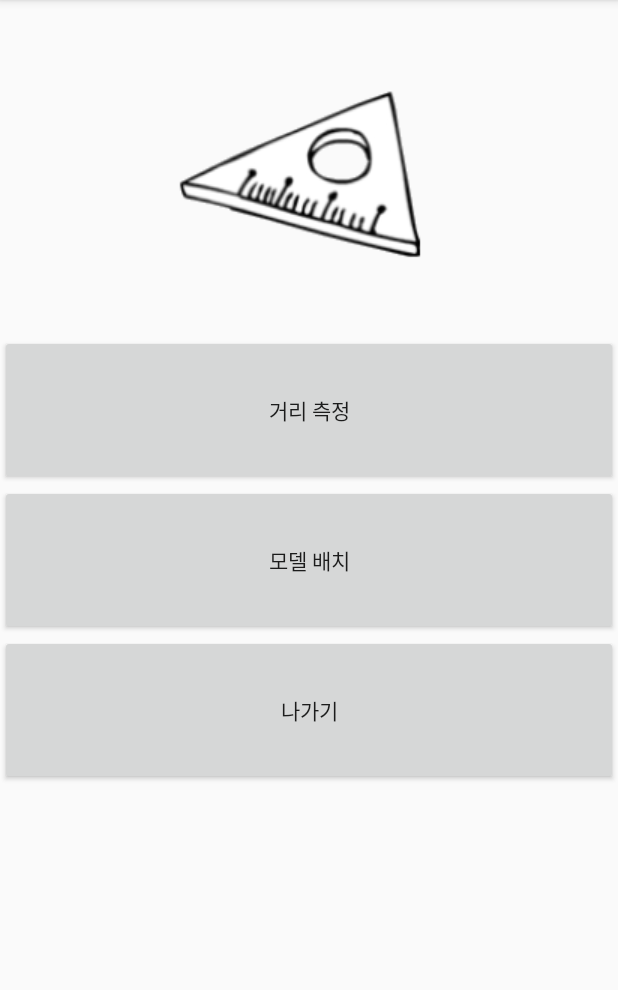
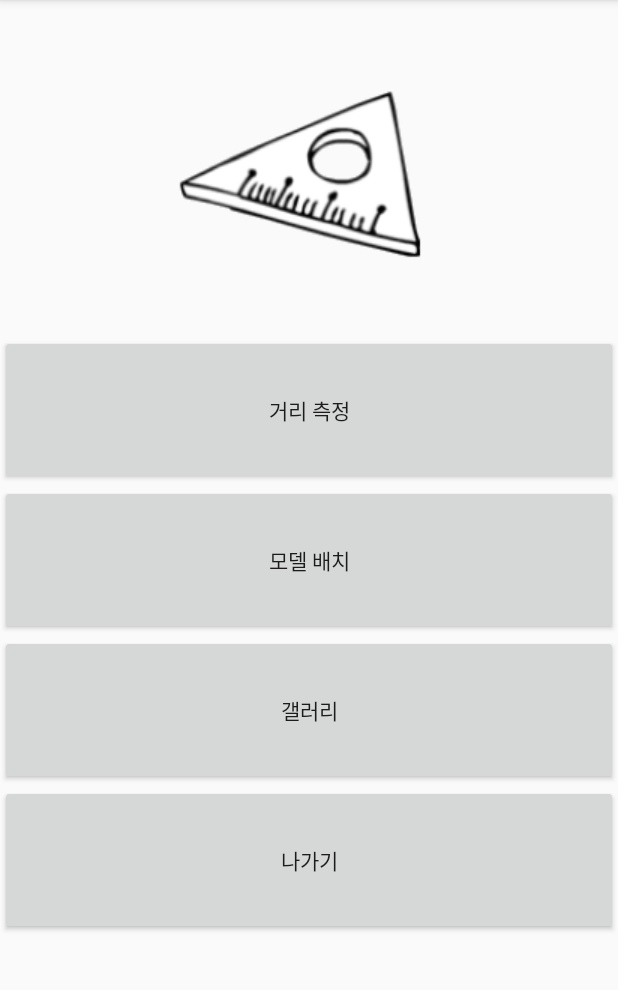
Before and after one commit to md2eoseo/Ruler, an Android app: the screen it shows after launch (MainActivity), on a phone screen of 412 x 824 dp, the part 84-1074 px from its top. Run offline under Robolectric (Android 15) with nearby library versions, the light colour scheme and no system bars.

Commit message:
갤러리 구현중

```diff
--- a/app/build.gradle
+++ b/app/build.gradle
@@ -21,11 +21,13 @@ android {
 dependencies {
     implementation 'com.google.ar:core:1.0.0'
     implementation 'de.javagl:obj:0.3.0'
-    implementation 'com.github.tarek360:instacapture:2.0.1'
+    implementation 'com.github.bumptech.glide:glide:4.9.0'
     implementation fileTree(dir: 'libs', include: ['*.jar'])
     implementation 'com.android.support:appcompat-v7:28.0.0'
     implementation 'com.android.support.constraint:constraint-layout:1.1.3'
+    implementation 'com.android.support:recyclerview-v7:28.0.0'
     testImplementation 'junit:junit:4.12'
     androidTestImplementation 'com.android.support.test:runner:1.0.2'
     androidTestImplementation 'com.android.support.test.espresso:espresso-core:3.0.2'
+    annotationProcessor 'com.github.bumptech.glide:compiler:4.9.0'
 }
--- a/app/src/main/AndroidManifest.xml
+++ b/app/src/main/AndroidManifest.xml
@@ -3,6 +3,7 @@
     package="com.arcore.ruler">
 
     <uses-permission android:name="android.permission.CAMERA"/>
+    <uses-permission android:name="android.permission.READ_EXTERNAL_STORAGE" />
     <uses-permission android:name="android.permission.WRITE_EXTERNAL_STORAGE" />
     <uses-feature android:name="android.hardware.camera.ar" android:required="true"/>
 
@@ -27,6 +28,10 @@
         <activity android:name=".LocateActivity"
             android:label="@string/activity_locate_label">
         </activity>
+
+        <activity android:name=".GalleryActivity"
+            android:label="@string/activity_gallery_label">
+        </activity>
         <meta-data android:name="com.google.ar.core" android:value="required"/>
     </application>
 
--- a/app/src/main/java/com/arcore/ruler/MainActivity.java
+++ b/app/src/main/java/com/arcore/ruler/MainActivity.java
@@ -8,8 +8,10 @@ import android.widget.Button;
 
 public class MainActivity extends AppCompatActivity {
 
+    public static final int IMAGE_GALLERY_REQUEST = 20;
     Button btn_measure;
     Button btn_locate;
+    Button btn_gallery;
     Button btn_exit;
 
 
@@ -20,6 +22,7 @@ public class MainActivity extends AppCompatActivity {
 
         btn_measure = (Button)findViewById(R.id.btn_measure);
         btn_locate = (Button)findViewById(R.id.btn_locate);
+        btn_gallery = (Button)findViewById(R.id.btn_gallery);
         btn_exit = (Button)findViewById(R.id.btn_exit);
 
         btn_measure.setOnClickListener(new View.OnClickListener() {
@@ -37,6 +40,13 @@ public class MainActivity extends AppCompatActivity {
                 startActivity(intent);
             }
         });
+        btn_gallery.setOnClickListener(new View.OnClickListener() {
+            @Override
+            public void onClick(View v) {
+                Intent intent = new Intent(getApplicationContext(), GalleryActivity.class);
+                startActivity(intent);
+            }
+        });
         btn_exit.setOnClickListener(new View.OnClickListener() {
             @Override
             public void onClick(View v) {
@@ -44,4 +54,17 @@ public class MainActivity extends AppCompatActivity {
             }
         });
     }
+
+    /*public void onGalleryClicked(View v) {
+        Intent photoPickerIntent = new Intent(Intent.ACTION_PICK);
+
+        File pictureDirectory = Environment.getExternalStoragePublicDirectory(Environment.DIRECTORY_PICTURES);
+        String pictureDirectoryPath = pictureDirectory.getPath();
+
+        Uri data = Uri.parse(pictureDirectoryPath);
+
+        photoPickerIntent.setDataAndType(data, "image/*");
+
+        startActivityForResult(photoPickerIntent, IMAGE_GALLERY_REQUEST);
+    }*/
 }
--- a/app/src/main/res/layout/activity_main.xml
+++ b/app/src/main/res/layout/activity_main.xml
@@ -26,6 +26,12 @@
         android:layout_height="100dp" />
 
     <Button
+        android:id="@+id/btn_gallery"
+        android:layout_width="match_parent"
+        android:layout_height="100dp"
+        android:text="@string/btn_gallery" />
+
+    <Button
         android:id="@+id/btn_exit"
         android:text="@string/exit"
         android:layout_width="match_parent"
--- a/app/src/main/res/values/strings.xml
+++ b/app/src/main/res/values/strings.xml
@@ -18,4 +18,6 @@
     <string name="table_put">Table put.</string>
     <string name="chair_put">Chair put.</string>
     <string name="bed_put">Bed put.</string>
+    <string name="btn_gallery">갤러리</string>
+    <string name="activity_gallery_label">갤러리</string>
 </resources>
--- a/build.gradle
+++ b/build.gradle
@@ -16,10 +16,9 @@ buildscript {
 
 allprojects {
     repositories {
+        mavenCentral()
         google()
         jcenter()
-        maven { url "https://jitpack.io" }
-
     }
 }
 
```
Also changed, not shown: app/src/main/java/com/arcore/ruler/MeasureActivity.java (+1 -12 lines).
